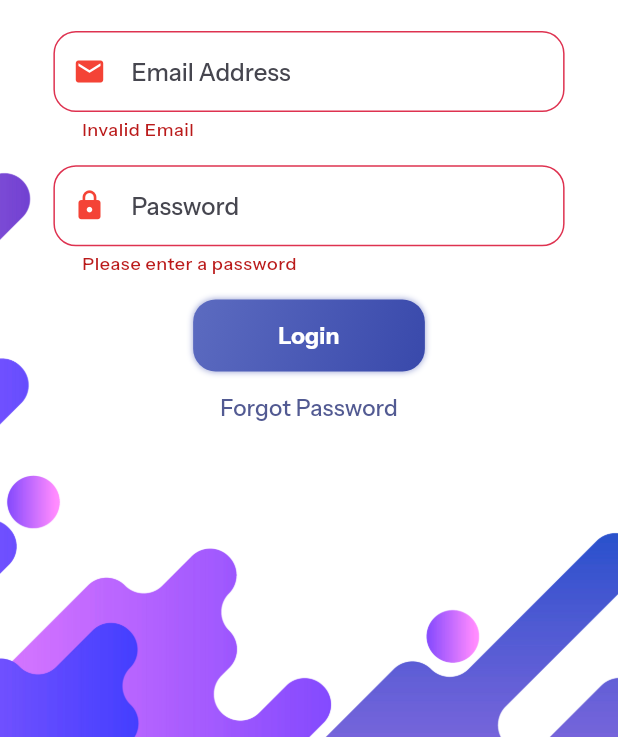
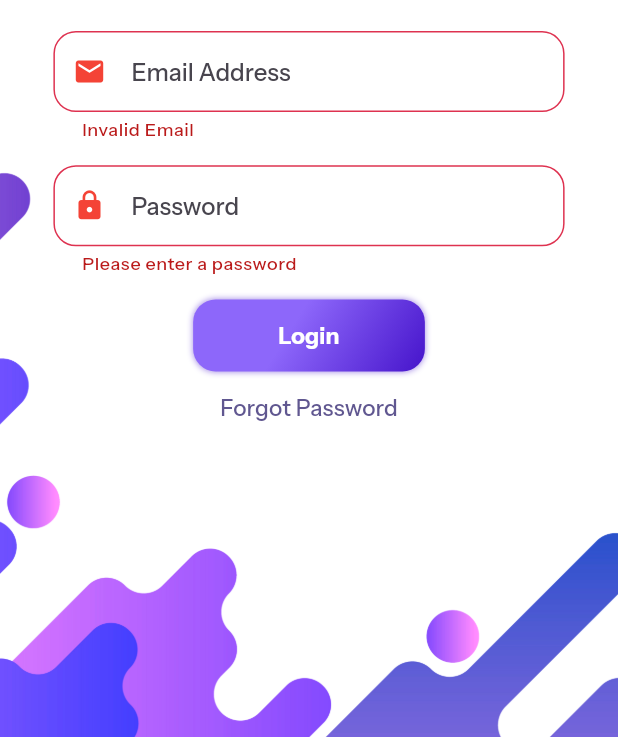
Before and after one commit to ananthuvs2000/dthexports, a Flutter app: the screen it shows after launch, after a tap on "Login", on a phone screen of 412 x 824 dp, the part 499-1236 px from its top. Run offline on Flutter 3.47's test engine with Material 2 defaults, Android fonts, the phone set to English and light mode, and no system bars; our stand-ins replace flutter_screenutil, font_awesome_flutter, get, image_picker; network calls fail; project files that could hold a hidden picture were left out.

```diff
--- a/lib/screens/splash_screen.dart
+++ b/lib/screens/splash_screen.dart
@@ -12,9 +12,9 @@ class SplashScreen extends StatefulWidget {
 class _SplashScreenState extends State<SplashScreen> {
   changeScreen() {
     Future.delayed(
-      const Duration(seconds: 1),
+      const Duration(seconds: 2),
       () {
-        Get.to(LoginPg(), transition: Transition.zoom);
+        Get.to(LoginPg(), transition: Transition.rightToLeft);
       },
     );
   }
@@ -32,8 +32,10 @@ class _SplashScreenState extends State<SplashScreen> {
       backgroundColor: Colors.white,
       body: Center(
         child: Image.asset(
-          'assets/images/loginpage.jpg',
-          fit: BoxFit.fill,
+          'assets/images/appbar.jpg',
+          fit: BoxFit.contain,
+          height: 200,
+          width: 200,
         ),
       ),
     );
--- a/lib/theme/colors.dart
+++ b/lib/theme/colors.dart
@@ -1,7 +1,7 @@
 import 'package:flutter/material.dart';
 
-final Color primaryColor = Colors.indigo.shade600;
-final Color secondaryColor = Colors.indigo.shade400;
+final Color primaryColor = Color.fromRGBO(70, 20, 203, 1);
+final Color secondaryColor = Color.fromRGBO(141, 103, 250, 1);
 const Color inversePrimaryColor = Colors.white;
 
 // Form Styles
@@ -60,6 +60,6 @@ LinearGradient primaryButtonGradient = LinearGradient(
     secondaryColor,
     primaryColor,
   ],
-  begin: Alignment.topLeft,
+  begin: Alignment.topCenter,
   end: Alignment.bottomRight,
 );
```
